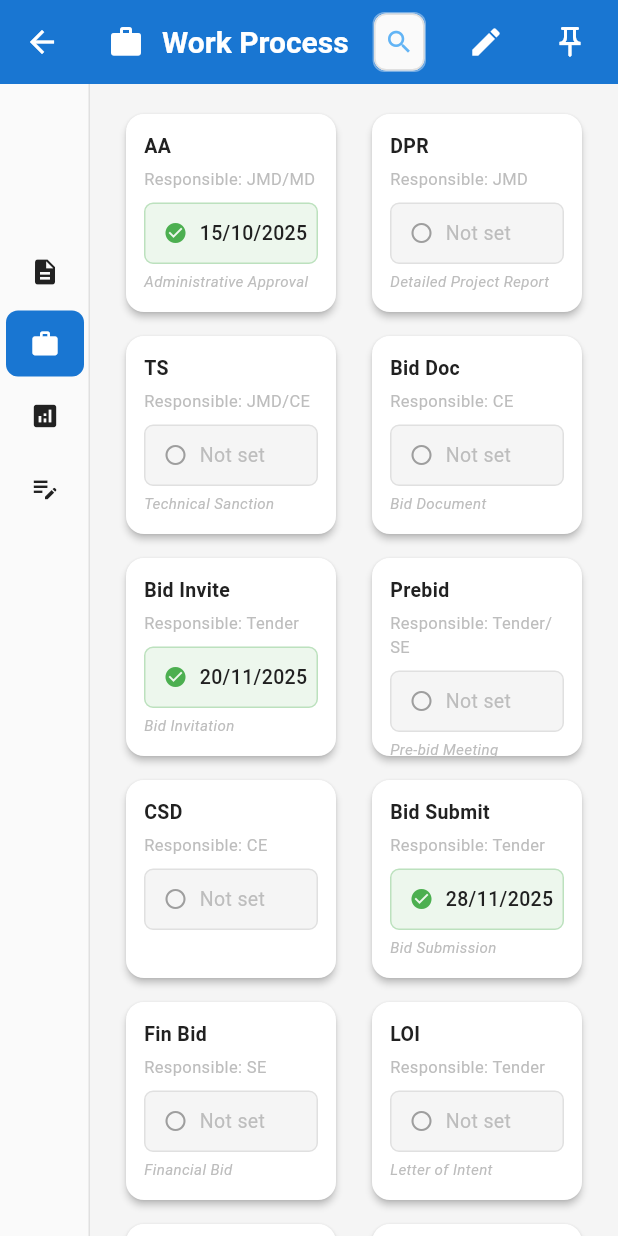
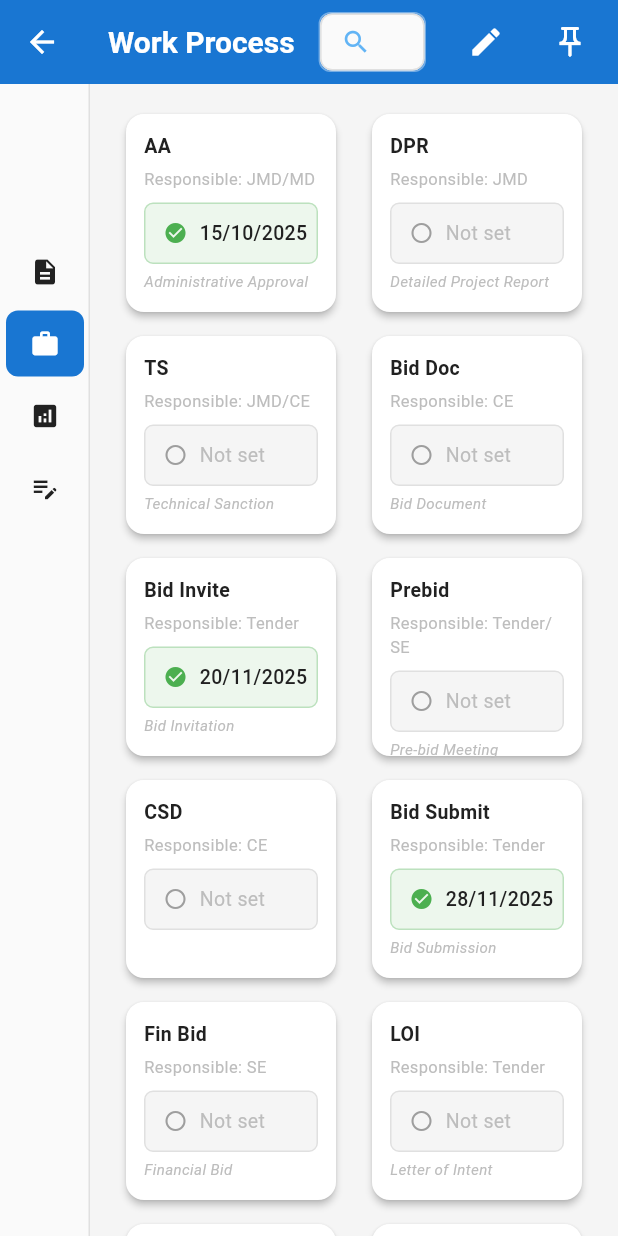
Before and after one commit to Kedar002/MIDC, a Flutter app: the screen it shows after launch, after a tap on an icon or button, on a phone screen of 412 x 824 dp. Run offline on Flutter 3.47's test engine with Material 3 defaults, Android fonts, the light colour scheme and no system bars.

```diff
--- a/lib/widgets/common_app_bar.dart
+++ b/lib/widgets/common_app_bar.dart
@@ -56,8 +56,6 @@ class _CommonAppBarState extends State<CommonAppBar> {
       ),
       title: Row(
         children: [
-          Icon(widget.icon, color: Colors.white),
-          const SizedBox(width: 12),
           Text(widget.title),
           if (widget.showSearch) ...[
             const SizedBox(width: 16),
```
